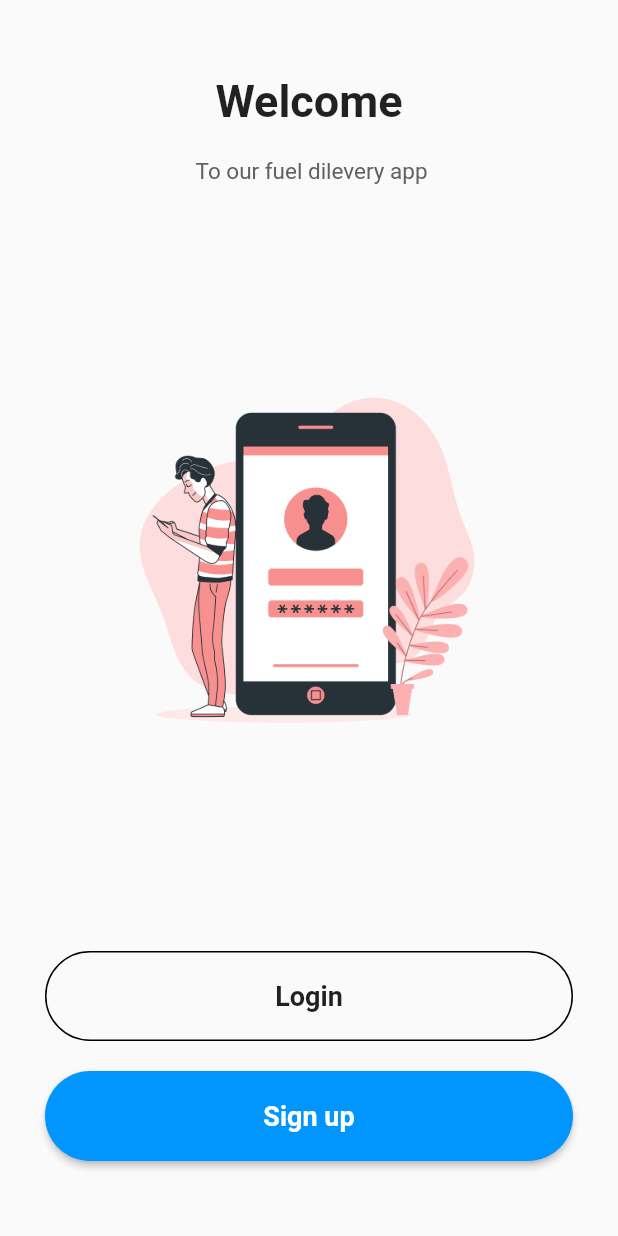
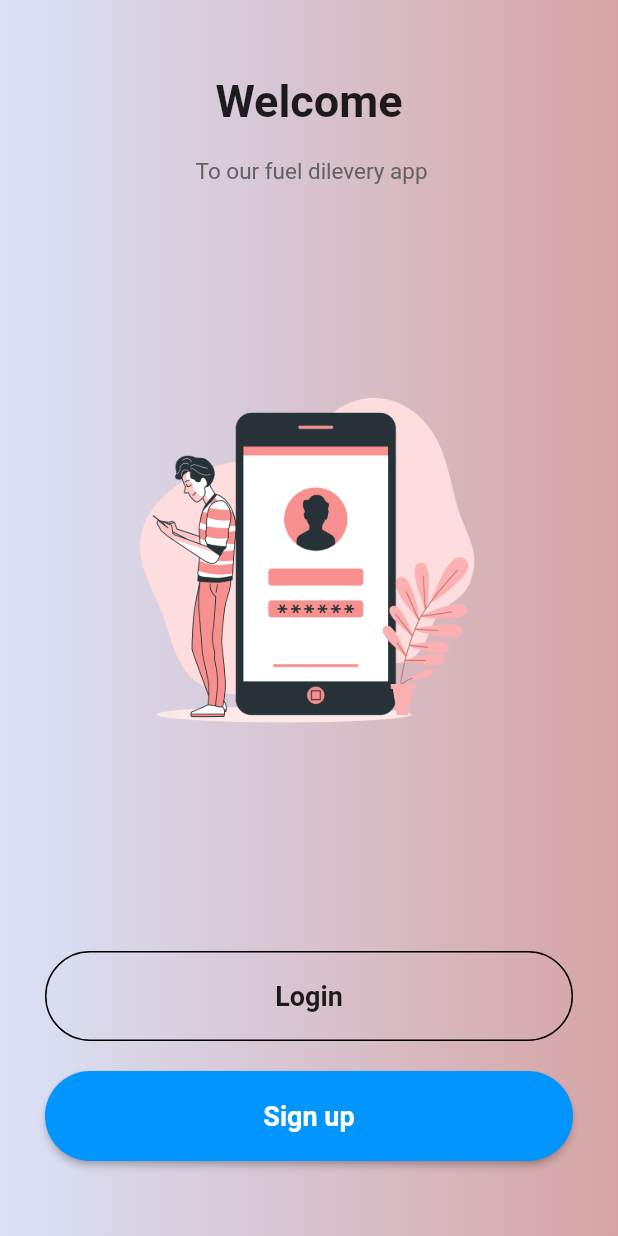
Before and after one commit to Hetpra9653/flutter_step_by_step, a Flutter app: the screen it shows after launch, on a phone screen of 412 x 824 dp. Run offline on Flutter 3.47's test engine with Material 2 defaults, Android fonts, the phone set to English and light mode, and no system bars; our stand-ins replace google_fonts, simple_gradient_text.

Commit message:
gradient bg

```diff
--- a/lib/pages/welcome.dart
+++ b/lib/pages/welcome.dart
@@ -12,6 +12,11 @@ class WelcomePage extends StatelessWidget {
     return Scaffold(
       body: SafeArea(
         child: Container(
+          decoration: BoxDecoration(
+              gradient: LinearGradient(colors: [
+            Color(0xffdae2f8),
+            Color(0xffd6a4a4),
+          ])),
           // we will give media query height
           // double.infinity make it big as my parent allows
           // while MediaQuery make it big as per the screen
--- a/utills/routes.dart
+++ /dev/null
@@ -1,5 +0,0 @@
-class MyRoutes {
-  static String loginRoute = "/loginpage";
-  static String homeRoute = "/homepage";
-  static String signupRoute = "/signuproute";
-}
```
